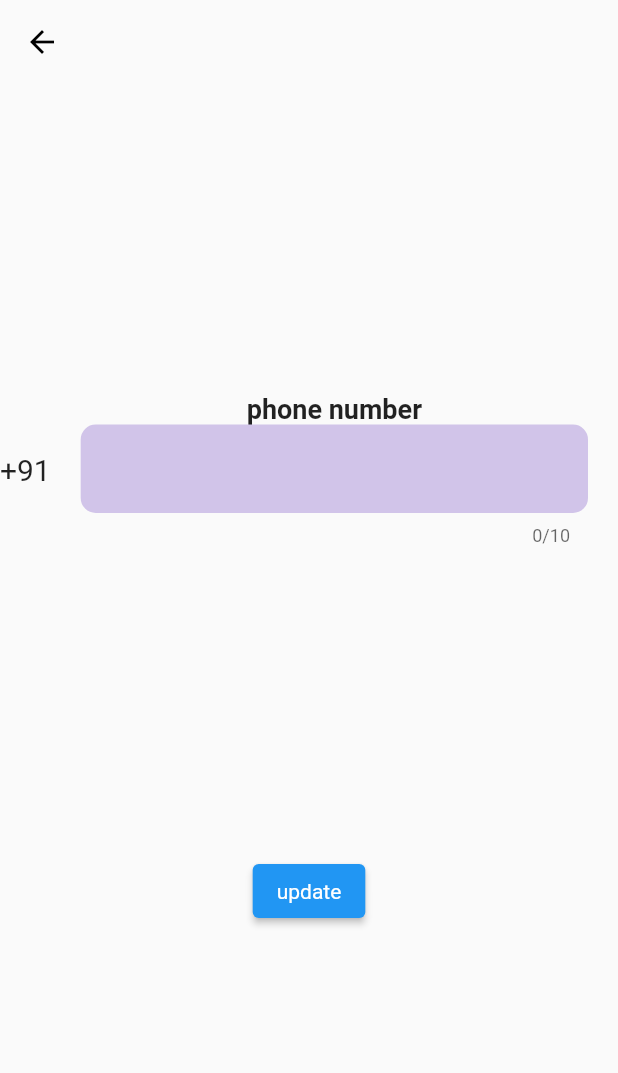
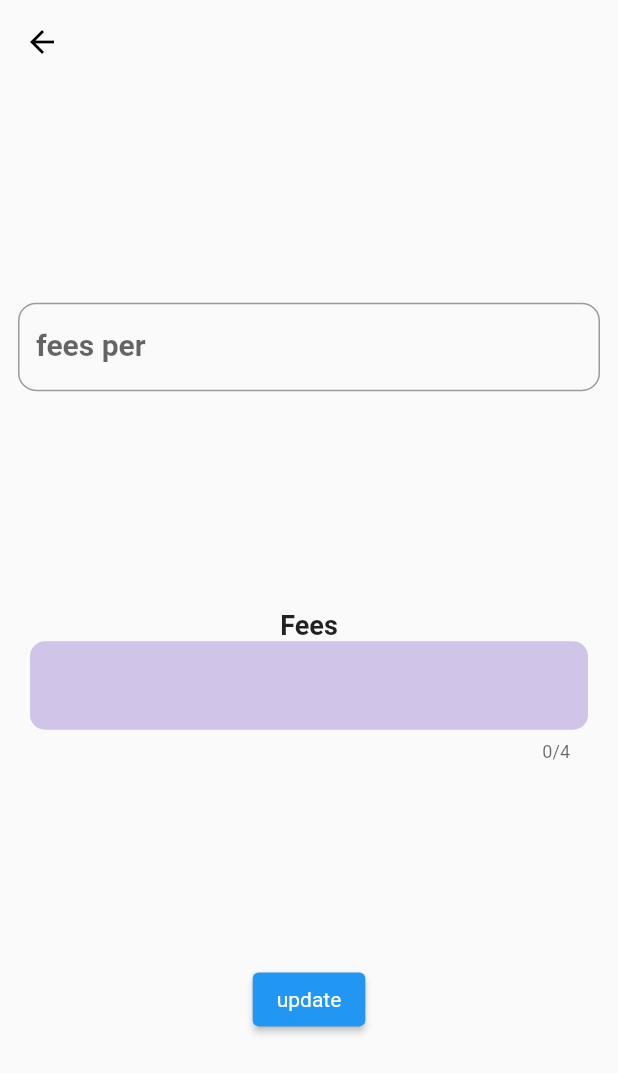
Before and after one commit to withewolf-dev/freelance-nahor, a Flutter app: the ChangeFeesPage screen opened by its route, on a phone screen of 412 x 824 dp. Shown: the top 1073 px of the screen. Run offline on Flutter 3.47's test engine with Material 2 defaults, Android fonts, the phone set to English and light mode, and no system bars; drawn by our look-alikes of flutter_typeahead; our stand-ins replace auto_route, bloc, carousel_slider, cloud_firestore, firebase_auth, firebase_core and 4 more; accounts and stored records are empty.

```diff
--- a/lib/pages/auth/auth_flow/freelance/freelanceStep_four.dart
+++ b/lib/pages/auth/auth_flow/freelance/freelanceStep_four.dart
@@ -8,7 +8,7 @@ import 'package:kilo/widgets/verificationfield.dart';
 class FreelanceStepFour extends StatelessWidget {
   FreelanceStepFour({Key? key}) : super(key: key);
 
-  PhoneVerification phone = PhoneVerification();
+  final PhoneVerification phone = PhoneVerification();
   final TextEditingController phoneNumber = TextEditingController();
   @override
   Widget build(BuildContext context) {
--- a/lib/pages/settings/changefees.dart
+++ b/lib/pages/settings/changefees.dart
@@ -1,6 +1,7 @@
 import 'package:flutter/material.dart';
 import 'package:kilo/widgets/settings/textfieldcustom.dart';
 import 'package:kilo/widgets/universal_appbar.dart';
+import 'package:flutter_typeahead/flutter_typeahead.dart';
 
 class ChangeFeesPage extends StatelessWidget {
   ChangeFeesPage({
@@ -8,8 +9,17 @@ class ChangeFeesPage extends StatelessWidget {
   }) : super(key: key);
 
   final TextEditingController labelController = TextEditingController();
+  final TextEditingController typeAheadController = TextEditingController();
+  final String feeslabel = "Fees";
 
-  final String label = "phone number";
+  final List<String> list = [
+    "computer",
+    "law",
+    "physics",
+    "chemistry",
+    "coomputer"
+  ];
+
   @override
   Widget build(BuildContext context) {
     return Scaffold(
@@ -18,20 +28,36 @@ class ChangeFeesPage extends StatelessWidget {
             child: Column(
           mainAxisAlignment: MainAxisAlignment.spaceEvenly,
           children: [
-            Row(
-              children: [
-                Text(
-                  "+91",
-                  style: TextStyle(fontSize: 20),
-                ),
-                Expanded(
-                  child: TextfieldCustom(
-                    mycontroller: labelController,
-                    label: label,
-                    maxleng: 10,
-                  ),
-                ),
-              ],
+            Padding(
+              padding: const EdgeInsets.all(12.0),
+              child: TypeAheadField(
+                textFieldConfiguration: TextFieldConfiguration(
+                    controller: typeAheadController,
+                    decoration: InputDecoration(
+                        border: OutlineInputBorder(
+                            borderRadius: BorderRadius.circular(12)),
+                        labelText: 'fees per',
+                        labelStyle: TextStyle(
+                            fontWeight: FontWeight.bold, fontSize: 20))),
+                suggestionsCallback: (pattern) => list.where((item) =>
+                    item.toLowerCase().contains(pattern.toLowerCase())),
+                itemBuilder: (context, suggestion) {
+                  print("---------------------");
+                  print(suggestion);
+                  return ListTile(
+                    title: Text(suggestion.toString()),
+                  );
+                },
+                onSuggestionSelected: (suggestion) {
+                  typeAheadController.text = suggestion.toString();
+                  print(suggestion);
+                },
+              ),
+            ),
+            TextfieldCustom(
+              mycontroller: labelController,
+              label: feeslabel,
+              maxleng: 4,
             ),
             ElevatedButton(onPressed: () {}, child: Text("update"))
           ],
--- a/lib/repository/authentication.dart
+++ b/lib/repository/authentication.dart
@@ -29,7 +29,7 @@ class Authentication {
   Future googleSignIn() async {
     try {
       final googleUser = await googleSignin.signIn();
-      if (googleUser == null) return;
+      if (googleUser != null) {
         _user = googleUser;
 
         final googleAuth = await googleUser.authentication;
@@ -50,13 +50,14 @@ class Authentication {
           signedInuser.user?.delete();
           return null;
         }
+      }
     } on FirebaseAuthException catch (e) {
       print('Failed with error code: ${e.code}');
       print(e.message);
     }
   }
 
-  Future logout() async {
+  logout() async {
     try {
       await googleSignin.disconnect();
       FirebaseAuth.instance.signOut();
--- a/lib/widgets/auth/chooseDept.dart
+++ b/lib/widgets/auth/chooseDept.dart
@@ -28,9 +28,10 @@ class _ChooseDeptState extends State<ChooseDept> {
           textFieldConfiguration: TextFieldConfiguration(
               controller: widget.typeAheadController,
               decoration: InputDecoration(
+                  border: OutlineInputBorder(),
                   labelText: 'choose Department',
                   labelStyle:
-                      TextStyle(fontWeight: FontWeight.bold, fontSize: 20))),
+                      TextStyle(fontWeight: FontWeight.w100, fontSize: 14))),
           suggestionsCallback: (pattern) => widget.list.where(
               (item) => item.toLowerCase().contains(pattern.toLowerCase())),
           itemBuilder: (context, suggestion) {
--- a/pubspec.yaml
+++ b/pubspec.yaml
@@ -23,7 +23,7 @@ environment:
 dependencies:
   flutter:
     sdk: flutter
-  flutter_bloc: ^7.0.0
+  flutter_bloc: ^7.1.0
   bloc: ^7.0.0
   auto_route: ^2.2.0
   http: ^0.13.3
```
Also changed, not shown: lib/pages/auth/auth_flow/freelance/freelanceStep_one.dart (+44 -50 lines), lib/pages/settings/changePhonenum.dart (+31 -8 lines), lib/pages/settings/setting.dart (+9 -4 lines), lib/pages/settings/uploadwork.dart (+6 -2 lines), lib/pages/welcomepage.dart (+21 -1 lines), lib/widgets/welcome/signIn.dart (+4 -16 lines), lib/router/app_router.gr.dart, pubspec.lock. Lines whose indentation alone changed are shown as unchanged.
